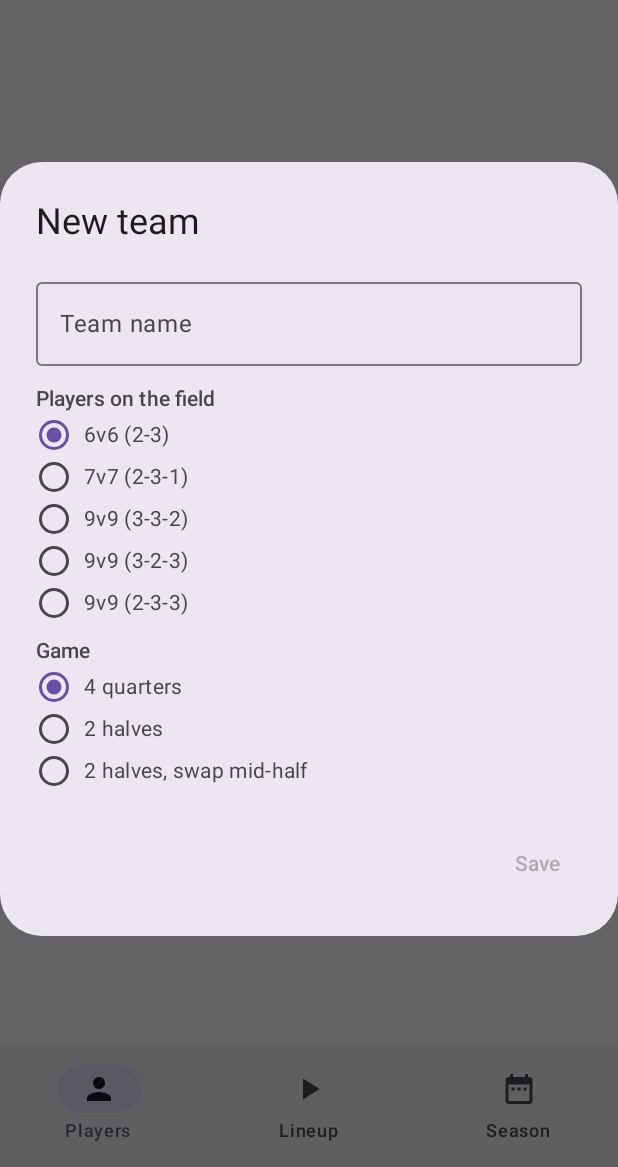
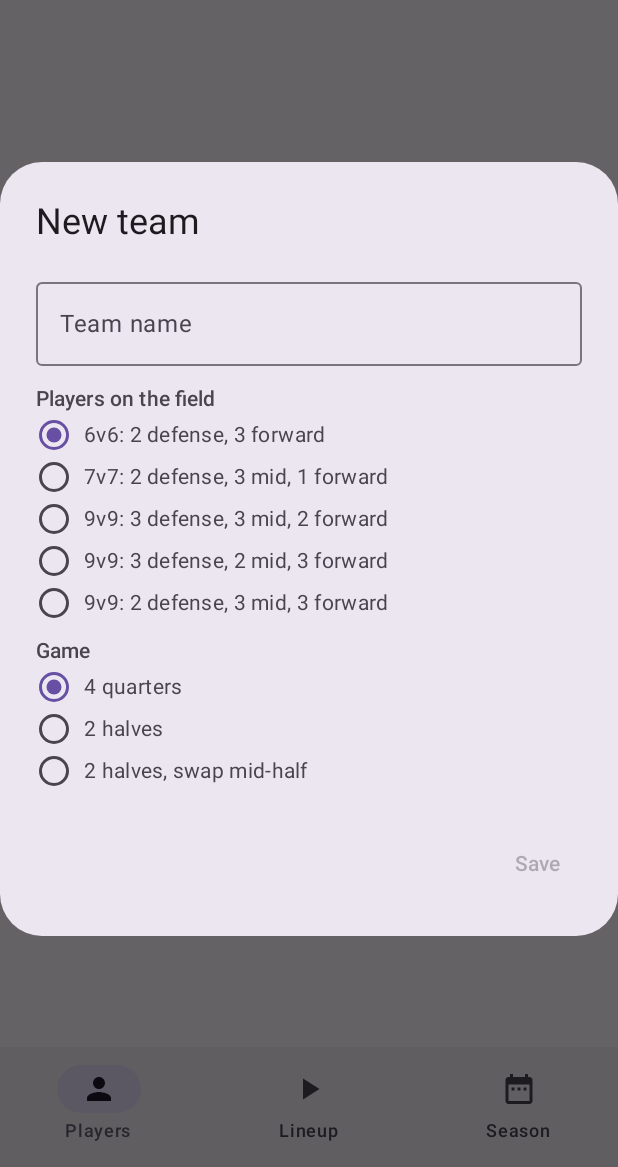
Before and after one commit to at2martin-commits/Soccer-Rotation, an Android app built with Jetpack Compose: the screen it shows after launch (MainActivity), on a phone screen of 412 x 824 dp, the part 69-1236 px from its top. Run offline under Robolectric (Android 15) with nearby library versions, the phone set to English and light mode, and no system bars.

Commit message:
Spell out formations as defense/mid/forward counts
Co-Authored-By: Claude Opus 5.5 <noreply@anthropic.com>
Claude-Session: https://claude.ai/code/session_01CB9JXPx5BXUa6BSyHhxBuz

```diff
--- a/app/src/main/java/com/coach/rotation/MainActivity.kt
+++ b/app/src/main/java/com/coach/rotation/MainActivity.kt
@@ -87,6 +87,8 @@ private fun App(storage: Storage, onShare: (String) -> Unit) {
                             team?.let {
                                 Text(
                                     "${it.formation.label} · ${it.format.label}",
+                                    maxLines = 1,
+                                    overflow = TextOverflow.Ellipsis,
                                     style = MaterialTheme.typography.bodySmall,
                                     color = MaterialTheme.colorScheme.onSurfaceVariant,
                                 )
--- a/app/src/main/java/com/coach/rotation/RotationPlanner.kt
+++ b/app/src/main/java/com/coach/rotation/RotationPlanner.kt
@@ -22,11 +22,11 @@ enum class Position(val label: String, val short: String, val line: Line) {
  * players show up, so the last entries are the first left empty.
  */
 enum class Formation(val label: String, val fillOrder: List<Position>) {
-    SIX_2_3("6v6 (2-3)", listOf(Position.GK, Position.LD, Position.RD, Position.CF, Position.LF, Position.RF)),
-    SEVEN_2_3_1("7v7 (2-3-1)", listOf(Position.GK, Position.LD, Position.RD, Position.CM, Position.CF, Position.LM, Position.RM)),
-    NINE_3_3_2("9v9 (3-3-2)", listOf(Position.GK, Position.CD, Position.LD, Position.RD, Position.CM, Position.LF, Position.RF, Position.LM, Position.RM)),
-    NINE_3_2_3("9v9 (3-2-3)", listOf(Position.GK, Position.CD, Position.LD, Position.RD, Position.LM, Position.RM, Position.CF, Position.LF, Position.RF)),
-    NINE_2_3_3("9v9 (2-3-3)", listOf(Position.GK, Position.LD, Position.RD, Position.CM, Position.CF, Position.LM, Position.RM, Position.LF, Position.RF));
+    SIX_2_3("6v6: 2 defense, 3 forward", listOf(Position.GK, Position.LD, Position.RD, Position.CF, Position.LF, Position.RF)),
+    SEVEN_2_3_1("7v7: 2 defense, 3 mid, 1 forward", listOf(Position.GK, Position.LD, Position.RD, Position.CM, Position.CF, Position.LM, Position.RM)),
+    NINE_3_3_2("9v9: 3 defense, 3 mid, 2 forward", listOf(Position.GK, Position.CD, Position.LD, Position.RD, Position.CM, Position.LF, Position.RF, Position.LM, Position.RM)),
+    NINE_3_2_3("9v9: 3 defense, 2 mid, 3 forward", listOf(Position.GK, Position.CD, Position.LD, Position.RD, Position.LM, Position.RM, Position.CF, Position.LF, Position.RF)),
+    NINE_2_3_3("9v9: 2 defense, 3 mid, 3 forward", listOf(Position.GK, Position.LD, Position.RD, Position.CM, Position.CF, Position.LM, Position.RM, Position.LF, Position.RF));
 
     val size get() = fillOrder.size
     val positions get() = Position.entries.filter { it in fillOrder }
```
Also changed, not shown: 1 other file.
